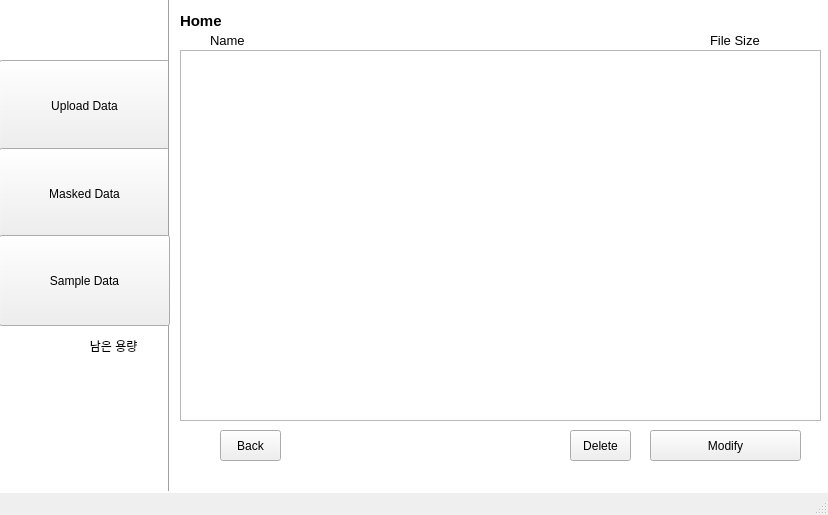
This is app/gui/UI/ui_6.ui in CSID-DGU/2023-1-CECD3-Sugar-4 as Qt 5 draws it before an edit. The edited form follows.
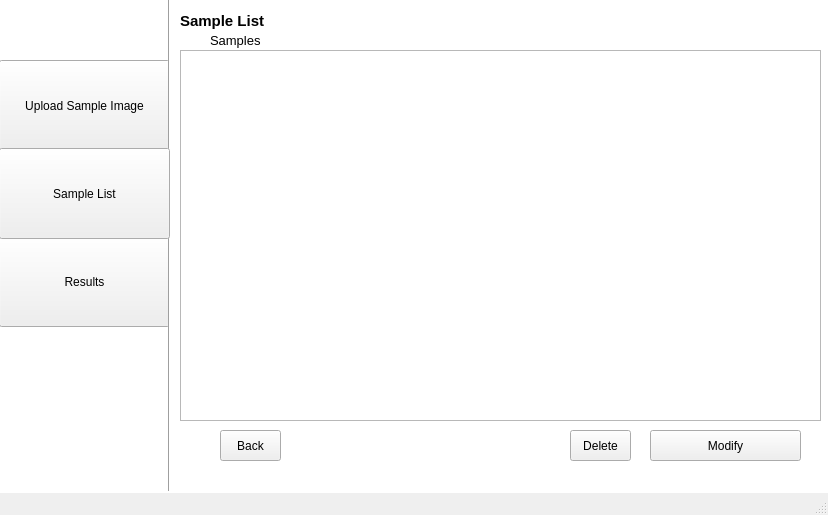
This is the edited form.

The edit to the form file:
```diff
--- a/app/gui/UI/ui_6.ui
+++ b/app/gui/UI/ui_6.ui
@@ -46,20 +46,20 @@
      </rect>
     </property>
     <property name="text">
-     <string>Upload Data</string>
+     <string>Upload Sample Image</string>
     </property>
    </widget>
    <widget class="QPushButton" name="pushButton_2">
     <property name="geometry">
      <rect>
       <x>-1</x>
-      <y>148</y>
+      <y>236</y>
       <width>171</width>
       <height>91</height>
      </rect>
     </property>
     <property name="text">
-     <string>Masked Data</string>
+     <string>Results</string>
     </property>
    </widget>
    <widget class="Line" name="line">
@@ -83,7 +83,7 @@
      <rect>
       <x>180</x>
       <y>10</y>
-      <width>71</width>
+      <width>91</width>
       <height>21</height>
      </rect>
     </property>
@@ -94,7 +94,7 @@
      </font>
     </property>
     <property name="text">
-     <string>Home</string>
+     <string>Sample List</string>
     </property>
    </widget>
    <widget class="QPushButton" name="pushButton_3">
@@ -139,39 +139,7 @@
      </font>
     </property>
     <property name="text">
-     <string>Name</string>
-    </property>
-   </widget>
-   <widget class="QLabel" name="label_4">
-    <property name="geometry">
-     <rect>
-      <x>710</x>
-      <y>30</y>
-      <width>71</width>
-      <height>21</height>
-     </rect>
-    </property>
-    <property name="font">
-     <font>
-      <pointsize>10</pointsize>
-      <bold>false</bold>
-     </font>
-    </property>
-    <property name="text">
-     <string>File Size</string>
-    </property>
-   </widget>
-   <widget class="QLabel" name="label_5">
-    <property name="geometry">
-     <rect>
-      <x>0</x>
-      <y>320</y>
-      <width>171</width>
-      <height>51</height>
-     </rect>
-    </property>
-    <property name="text">
-     <string>                           남은 용량</string>
+     <string>Samples</string>
     </property>
    </widget>
    <widget class="QListView" name="listView">
@@ -188,13 +156,13 @@
     <property name="geometry">
      <rect>
       <x>-1</x>
-      <y>235</y>
+      <y>148</y>
       <width>171</width>
       <height>91</height>
      </rect>
     </property>
     <property name="text">
-     <string>Sample Data</string>
+     <string>Sample List</string>
     </property>
    </widget>
    <widget class="QPushButton" name="pushButton_5">
```
